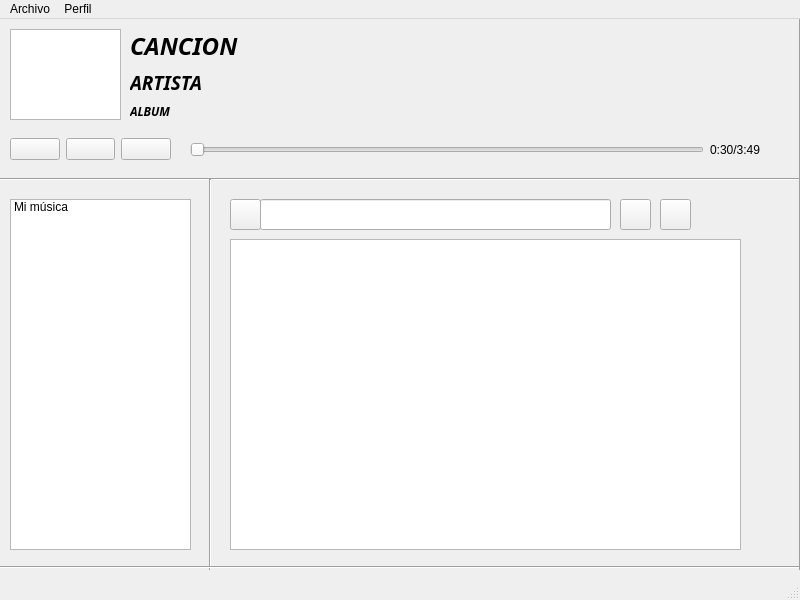
Qt form src/ui/graphic.ui (nico4021/LNMusic) before a commit.
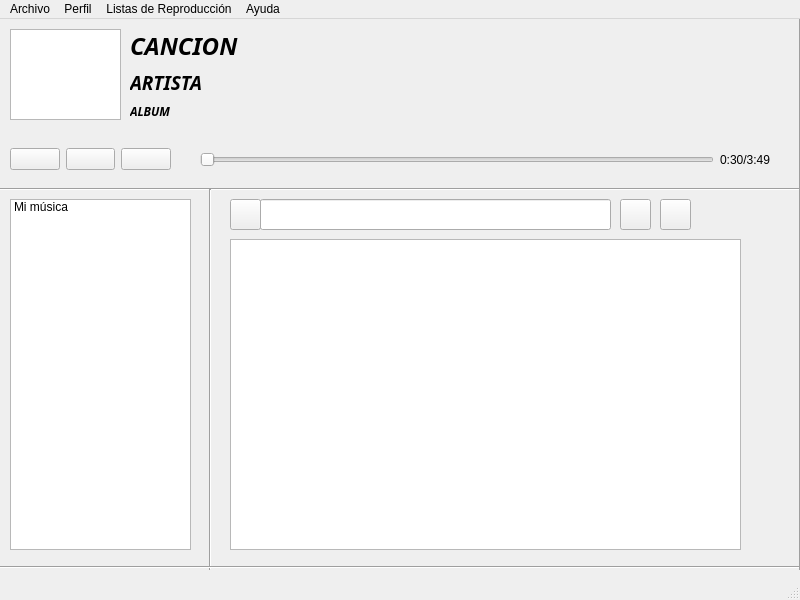
The same form after that commit. Icons and pictures are not drawn.

Commit message: Se finalizo la interfaz grafica. Se finalizo la base de datos.

What changed in the file:
```diff
--- a/src/ui/graphic.ui
+++ b/src/ui/graphic.ui
@@ -18,7 +18,7 @@
     <property name="geometry">
      <rect>
       <x>0</x>
-      <y>150</y>
+      <y>160</y>
       <width>801</width>
       <height>21</height>
      </rect>
@@ -31,7 +31,7 @@
     <property name="geometry">
      <rect>
       <x>10</x>
-      <y>110</y>
+      <y>120</y>
       <width>161</width>
       <height>41</height>
      </rect>
@@ -75,8 +75,8 @@
    <widget class="QWidget" name="horizontalLayoutWidget_2">
     <property name="geometry">
      <rect>
-      <x>190</x>
-      <y>110</y>
+      <x>200</x>
+      <y>120</y>
       <width>571</width>
       <height>41</height>
      </rect>
@@ -247,9 +247,9 @@
     <property name="geometry">
      <rect>
       <x>200</x>
-      <y>160</y>
+      <y>170</y>
       <width>20</width>
-      <height>391</height>
+      <height>381</height>
      </rect>
     </property>
     <property name="orientation">
@@ -330,8 +330,25 @@
     <addaction name="separator"/>
     <addaction name="actionCerrar_sesion"/>
    </widget>
+   <widget class="QMenu" name="menuAyuda">
+    <property name="title">
+     <string>Ayuda</string>
+    </property>
+    <addaction name="actionTutorial"/>
+    <addaction name="actionAcerca_de"/>
+   </widget>
+   <widget class="QMenu" name="menuListas_de_Reproducci_n">
+    <property name="title">
+     <string>Listas de Reproducción</string>
+    </property>
+    <addaction name="actionNueva_Lista_de_Reproducci_n"/>
+    <addaction name="actionGuardar"/>
+    <addaction name="actionEliminar_Lista_de_Reproducci_n"/>
+   </widget>
    <addaction name="menuArchivo"/>
    <addaction name="menuUsuario"/>
+   <addaction name="menuListas_de_Reproducci_n"/>
+   <addaction name="menuAyuda"/>
   </widget>
   <widget class="QStatusBar" name="statusbar"/>
   <action name="actionImportar">
```
Left out of the diff: 72 changed lines with no effect on the pictures. The commit also changes 3 other files.
